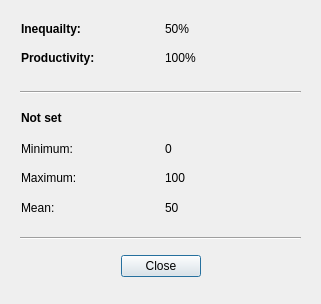
Old version of the form statsdialog.ui in the repository Obson/MicroSim-GUI.
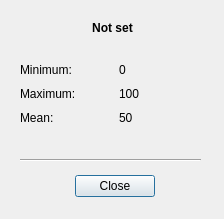
New version of the form.

Commit message:
Inequality and productivity statistics moved to status bar
V0.1.14

```diff
--- a/statsdialog.ui
+++ b/statsdialog.ui
@@ -6,8 +6,8 @@
    <rect>
     <x>0</x>
     <y>0</y>
-    <width>321</width>
-    <height>304</height>
+    <width>224</width>
+    <height>219</height>
    </rect>
   </property>
   <property name="windowTitle">
@@ -16,9 +16,9 @@
   <widget class="QDialogButtonBox" name="buttonBox">
    <property name="geometry">
     <rect>
-     <x>50</x>
-     <y>250</y>
-     <width>221</width>
+     <x>44</x>
+     <y>170</y>
+     <width>141</width>
      <height>32</height>
     </rect>
    </property>
@@ -36,176 +36,21 @@
    <property name="geometry">
     <rect>
      <x>20</x>
-     <y>230</y>
-     <width>281</width>
-     <height>16</height>
+     <y>150</y>
+     <width>181</width>
+     <height>20</height>
     </rect>
    </property>
    <property name="orientation">
     <enum>Qt::Horizontal</enum>
    </property>
   </widget>
-  <widget class="Line" name="line_2">
-   <property name="geometry">
-    <rect>
-     <x>20</x>
-     <y>84</y>
-     <width>281</width>
-     <height>16</height>
-    </rect>
-   </property>
-   <property name="orientation">
-    <enum>Qt::Horizontal</enum>
-   </property>
-  </widget>
-  <widget class="QLabel" name="labGini">
-   <property name="geometry">
-    <rect>
-     <x>165</x>
-     <y>21</y>
-     <width>81</width>
-     <height>16</height>
-    </rect>
-   </property>
-   <property name="text">
-    <string>50%</string>
-   </property>
-  </widget>
-  <widget class="QLabel" name="labMin">
-   <property name="geometry">
-    <rect>
-     <x>165</x>
-     <y>141</y>
-     <width>71</width>
-     <height>16</height>
-    </rect>
-   </property>
-   <property name="text">
-    <string>0</string>
-   </property>
-  </widget>
-  <widget class="QLabel" name="label_3">
-   <property name="geometry">
-    <rect>
-     <x>21</x>
-     <y>50</y>
-     <width>111</width>
-     <height>16</height>
-    </rect>
-   </property>
-   <property name="font">
-    <font>
-     <weight>75</weight>
-     <bold>true</bold>
-    </font>
-   </property>
-   <property name="text">
-    <string>Productivity:</string>
-   </property>
-  </widget>
-  <widget class="QLabel" name="labProductivity">
-   <property name="geometry">
-    <rect>
-     <x>165</x>
-     <y>50</y>
-     <width>81</width>
-     <height>16</height>
-    </rect>
-   </property>
-   <property name="text">
-    <string>100%</string>
-   </property>
-  </widget>
-  <widget class="QLabel" name="labMax">
-   <property name="geometry">
-    <rect>
-     <x>165</x>
-     <y>170</y>
-     <width>81</width>
-     <height>16</height>
-    </rect>
-   </property>
-   <property name="text">
-    <string>100</string>
-   </property>
-  </widget>
-  <widget class="QLabel" name="label_8">
-   <property name="geometry">
-    <rect>
-     <x>21</x>
-     <y>170</y>
-     <width>62</width>
-     <height>16</height>
-    </rect>
-   </property>
-   <property name="text">
-    <string>Maximum:</string>
-   </property>
-  </widget>
-  <widget class="QLabel" name="label_10">
-   <property name="geometry">
-    <rect>
-     <x>21</x>
-     <y>200</y>
-     <width>37</width>
-     <height>16</height>
-    </rect>
-   </property>
-   <property name="text">
-    <string>Mean:</string>
-   </property>
-  </widget>
-  <widget class="QLabel" name="labMean">
-   <property name="geometry">
-    <rect>
-     <x>165</x>
-     <y>200</y>
-     <width>81</width>
-     <height>16</height>
-    </rect>
-   </property>
-   <property name="text">
-    <string>50</string>
-   </property>
-  </widget>
-  <widget class="QLabel" name="label">
-   <property name="geometry">
-    <rect>
-     <x>21</x>
-     <y>21</y>
-     <width>101</width>
-     <height>16</height>
-    </rect>
-   </property>
-   <property name="font">
-    <font>
-     <weight>75</weight>
-     <bold>true</bold>
-    </font>
-   </property>
-   <property name="text">
-    <string>Inequailty:</string>
-   </property>
-  </widget>
-  <widget class="QLabel" name="label_6">
-   <property name="geometry">
-    <rect>
-     <x>21</x>
-     <y>141</y>
-     <width>59</width>
-     <height>16</height>
-    </rect>
-   </property>
-   <property name="text">
-    <string>Minimum:</string>
-   </property>
-  </widget>
   <widget class="QLabel" name="labProperty">
    <property name="geometry">
     <rect>
-     <x>21</x>
-     <y>110</y>
-     <width>271</width>
+     <x>17</x>
+     <y>20</y>
+     <width>191</width>
      <height>16</height>
     </rect>
    </property>
@@ -218,6 +63,63 @@
    <property name="text">
     <string>Not set</string>
    </property>
+   <property name="alignment">
+    <set>Qt::AlignCenter</set>
+   </property>
+  </widget>
+  <widget class="QWidget" name="">
+   <property name="geometry">
+    <rect>
+     <x>20</x>
+     <y>61</y>
+     <width>191</width>
+     <height>66</height>
+    </rect>
+   </property>
+   <layout class="QGridLayout" name="gridLayout">
+    <item row="0" column="0">
+     <widget class="QLabel" name="label_6">
+      <property name="text">
+       <string>Minimum:</string>
+      </property>
+     </widget>
+    </item>
+    <item row="0" column="1">
+     <widget class="QLabel" name="labMin">
+      <property name="text">
+       <string>0</string>
+      </property>
+     </widget>
+    </item>
+    <item row="1" column="0">
+     <widget class="QLabel" name="label_8">
+      <property name="text">
+       <string>Maximum:</string>
+      </property>
+     </widget>
+    </item>
+    <item row="1" column="1">
+     <widget class="QLabel" name="labMax">
+      <property name="text">
+       <string>100</string>
+      </property>
+     </widget>
+    </item>
+    <item row="2" column="0">
+     <widget class="QLabel" name="label_10">
+      <property name="text">
+       <string>Mean:</string>
+      </property>
+     </widget>
+    </item>
+    <item row="2" column="1">
+     <widget class="QLabel" name="labMean">
+      <property name="text">
+       <string>50</string>
+      </property>
+     </widget>
+    </item>
+   </layout>
   </widget>
  </widget>
  <resources/>
```
The commit also changes 8 other files.
